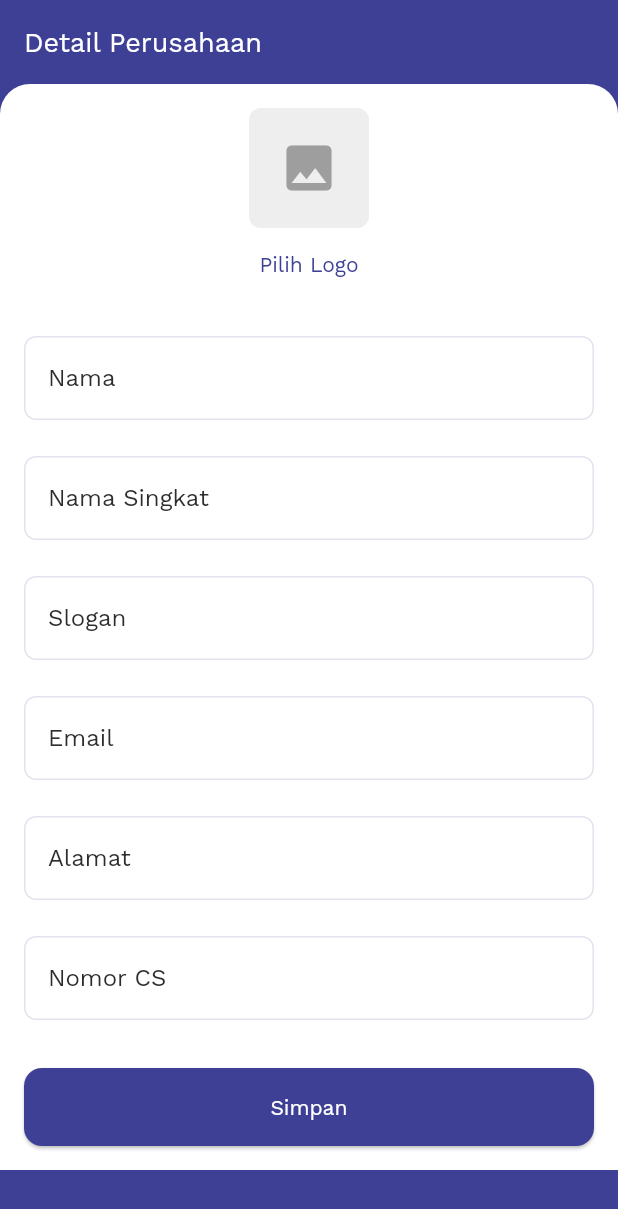
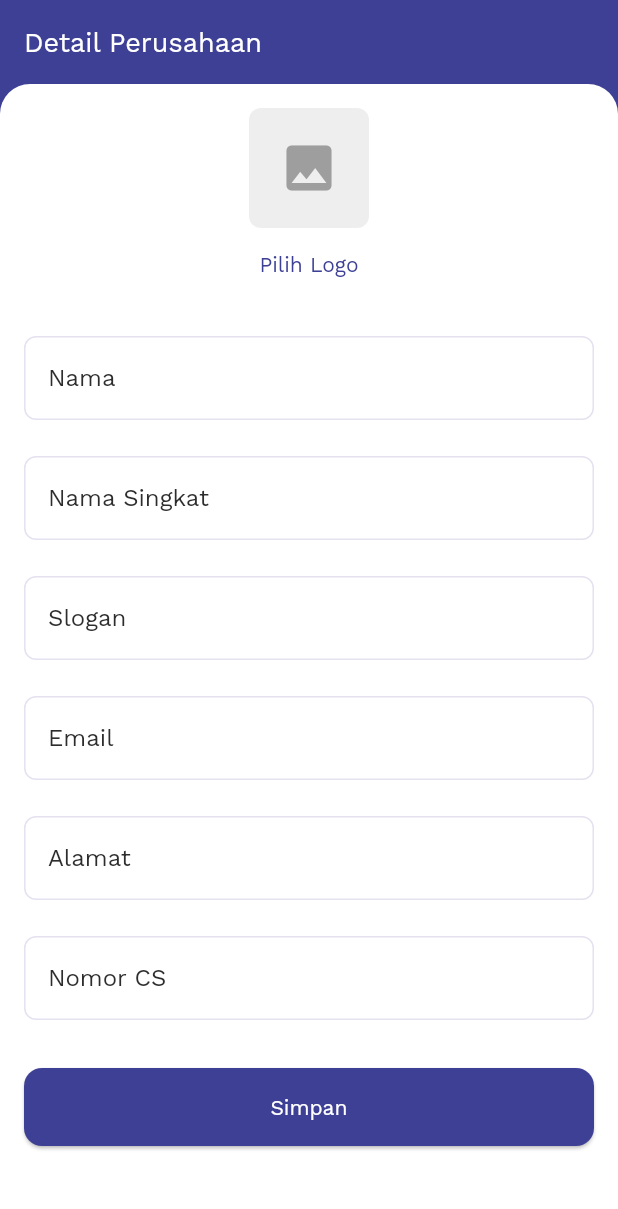
Before and after one commit to cakadi190/wifiber-jln, a Flutter app: the CompanyProfileScreen screen opened directly, on a phone screen of 412 x 824 dp. Shown: the top 1209 px of the screen. Run offline on Flutter 3.47's test engine with Material 3 defaults, Android fonts, the light colour scheme and no system bars; our stand-ins replace file_picker, flutter_map, flutter_secure_storage, geolocator, google_fonts, image_cropper and 8 more; missing offline and left inert: maps_launcher; accounts and stored records are empty; network calls fail.

Commit message:
refactor(company): use expanded widget for better layout

```diff
--- a/lib/screens/dashboard/company/company_profile_screen.dart
+++ b/lib/screens/dashboard/company/company_profile_screen.dart
@@ -95,7 +95,11 @@ class _CompanyProfileScreenState extends State<CompanyProfileScreen> {
     return Scaffold(
       backgroundColor: AppColors.primary,
       appBar: AppBar(title: const Text('Detail Perusahaan')),
-      body: Container(
+      body: Column(
+        children: [
+          Expanded(
+            child: Container(
+              width: double.infinity,
               padding: const EdgeInsets.all(16),
               decoration: const BoxDecoration(
                 color: Colors.white,
@@ -169,10 +173,15 @@ class _CompanyProfileScreenState extends State<CompanyProfileScreen> {
                               : const Text('Simpan'),
                         ),
                       ),
+                      // Tambahkan padding bottom untuk space di bawah
+                      const SizedBox(height: 24),
                     ],
                   ),
                 ),
               ),
+            ),
+          ),
+        ],
       ),
     );
   }
```
Lines whose indentation alone changed are shown as unchanged.
